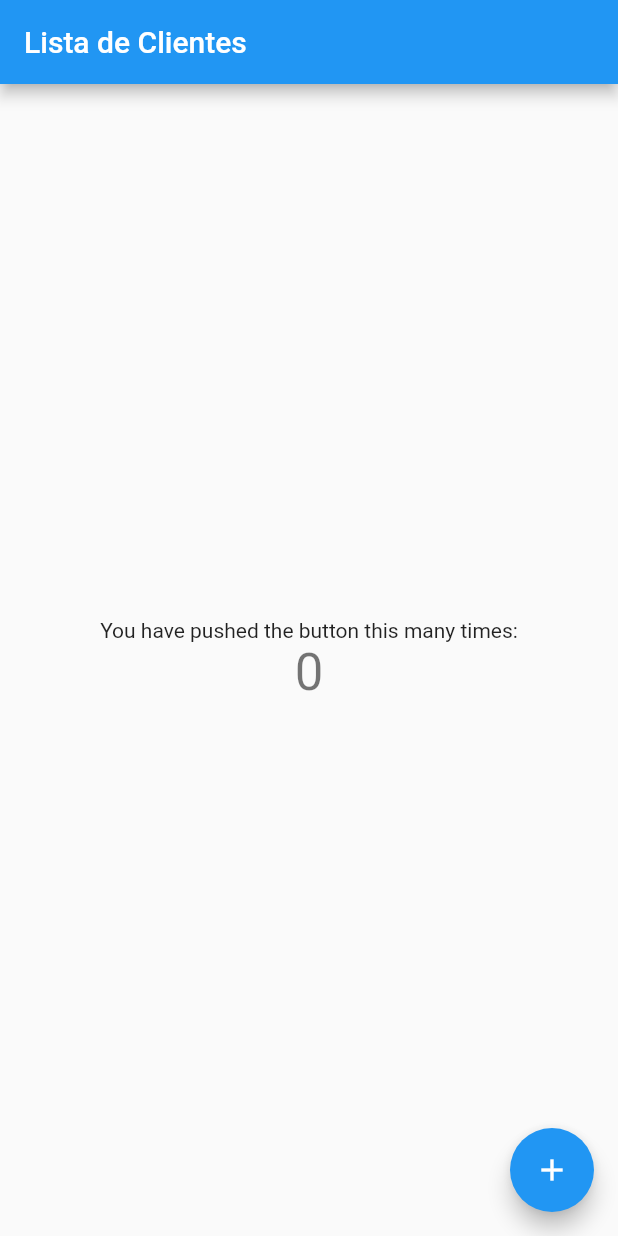
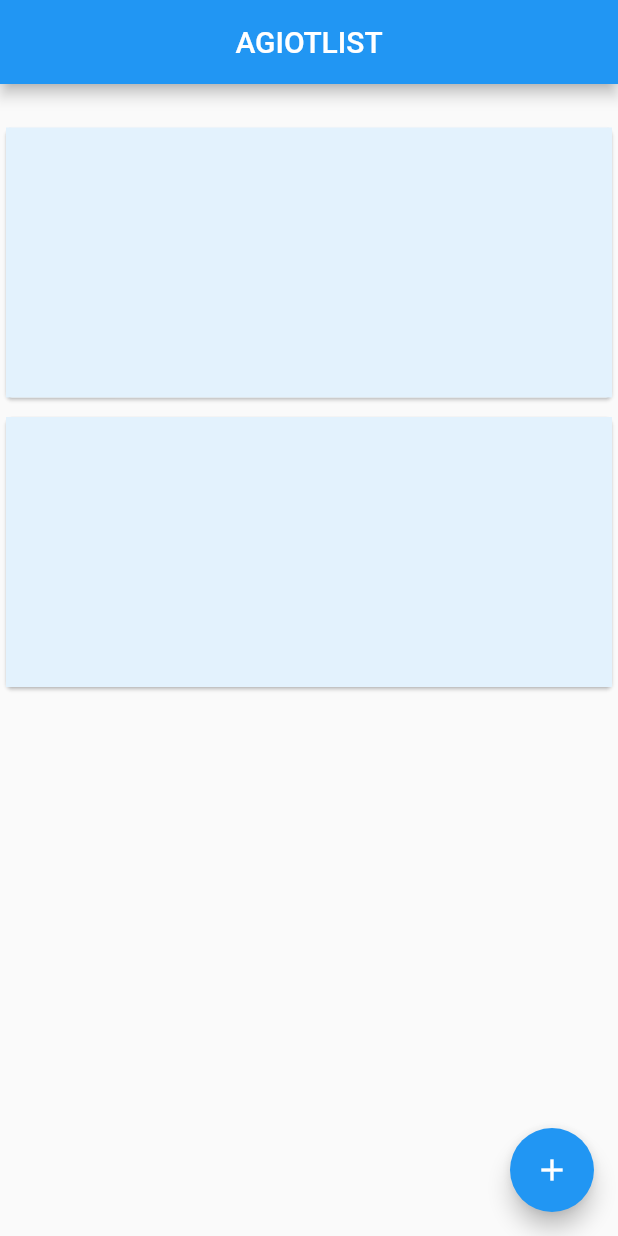
Before and after one commit to SavioFS/MeusClientes, a Flutter app: the screen it shows after launch, on a phone screen of 412 x 824 dp. Run offline on Flutter 3.47's test engine with Material 2 defaults, Android fonts, the phone set to English and light mode, and no system bars.

Commit message:
Criando Layout Card

```diff
--- a/MeusClientes/lib/main.dart
+++ b/MeusClientes/lib/main.dart
@@ -40,53 +40,72 @@ class _MyHomePageState extends State<MyHomePage> {
 
   @override
   Widget build(BuildContext context) {
-    // This method is rerun every time setState is called, for instance as done
-    // by the _incrementCounter method above.
-    //
-    // The Flutter framework has been optimized to make rerunning build methods
-    // fast, so that you can just rebuild anything that needs updating rather
-    // than having to individually change instances of widgets.
+    var lista = [
+      {
+        "id": 12,
+        "nome": "Sílvia Maria Borges Dias",
+        "telefone": "62994943490",
+        "endereco":
+            "Rua das Garças quadra 16 Lote 29 Colina Azul\n\nproximo ao colegio Militar no Colina Azul",
+        "saldo": 2000,
+        "created_at": "2021-01-23T21:45:22.000Z",
+        "updated_at": "2021-01-23T21:45:22.000Z"
+      },
+      {
+        "id": 11,
+        "nome": "Savio Ferreira de Souza",
+        "telefone": "62986265578",
+        "endereco":
+            "rua 30 quadra 53 lote 01 bairro independência  \n\nproximo a drogaria MedFacil ",
+        "saldo": 200,
+        "created_at": "2021-01-23T21:36:34.000Z",
+        "updated_at": "2021-01-23T21:36:34.000Z"
+      }
+    ];
+
     return Scaffold(
       appBar: AppBar(
-        // Here we take the value from the MyHomePage object that was created by
-        // the App.build method, and use it to set our appbar title.
-        title: Text(widget.title),
+        title: Text(
+          'AGIOTLIST',
+        ),
+        centerTitle: true,
       ),
-      body: Center(
-        // Center is a layout widget. It takes a single child and positions it
-        // in the middle of the parent.
-        child: Column(
-          // Column is also a layout widget. It takes a list of children and
-          // arranges them vertically. By default, it sizes itself to fit its
-          // children horizontally, and tries to be as tall as its parent.
-          //
-          // Invoke "debug painting" (press "p" in the console, choose the
-          // "Toggle Debug Paint" action from the Flutter Inspector in Android
-          // Studio, or the "Toggle Debug Paint" command in Visual Studio Code)
-          // to see the wireframe for each widget.
-          //
-          // Column has various properties to control how it sizes itself and
-          // how it positions its children. Here we use mainAxisAlignment to
-          // center the children vertically; the main axis here is the vertical
-          // axis because Columns are vertical (the cross axis would be
-          // horizontal).
-          mainAxisAlignment: MainAxisAlignment.center,
-          children: <Widget>[
-            Text(
-              'You have pushed the button this many times:',
+      body: Column(
+        children: [
+          SizedBox(
+            height: 25,
+          ),
+          Card(
+            child: Container(
+              width: MediaQuery.of(context).size.width,
+              height: 180,
+              color: Colors.blue[50],
             ),
-            Text(
-              '$_counter',
-              style: Theme.of(context).textTheme.headline4,
+          ),
+          SizedBox(
+            height: 5,
+          ),
+          Card(
+            child: Container(
+              width: MediaQuery.of(context).size.width,
+              height: 180,
+              color: Colors.blue[50],
             ),
-          ],
-        ),
+          ),
+        ],
       ),
+
+      /*ListView.builder(
+        itemCount: lista.length,
+        itemBuilder: (context, index) {
+          return Text(lista[index]['nome']);
+        },
+      ),*/
       floatingActionButton: FloatingActionButton(
         onPressed: _incrementCounter,
         tooltip: 'Increment',
         child: Icon(Icons.add),
-      ), // This trailing comma makes auto-formatting nicer for build methods.
+      ),
     );
   }
 }
```
